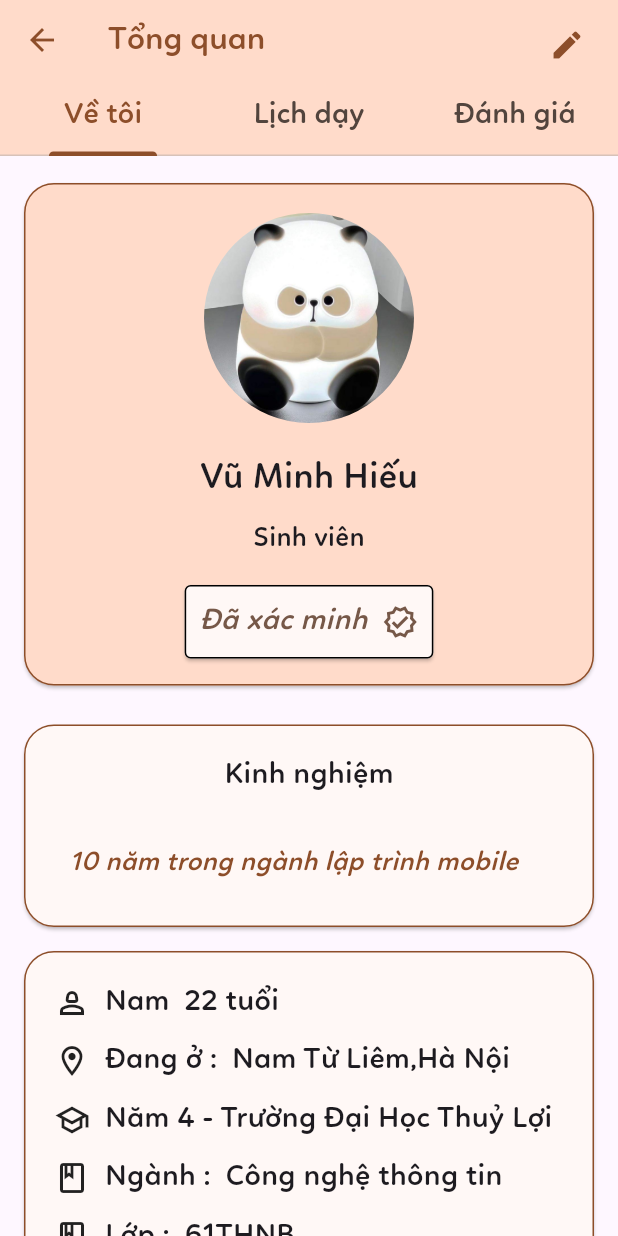
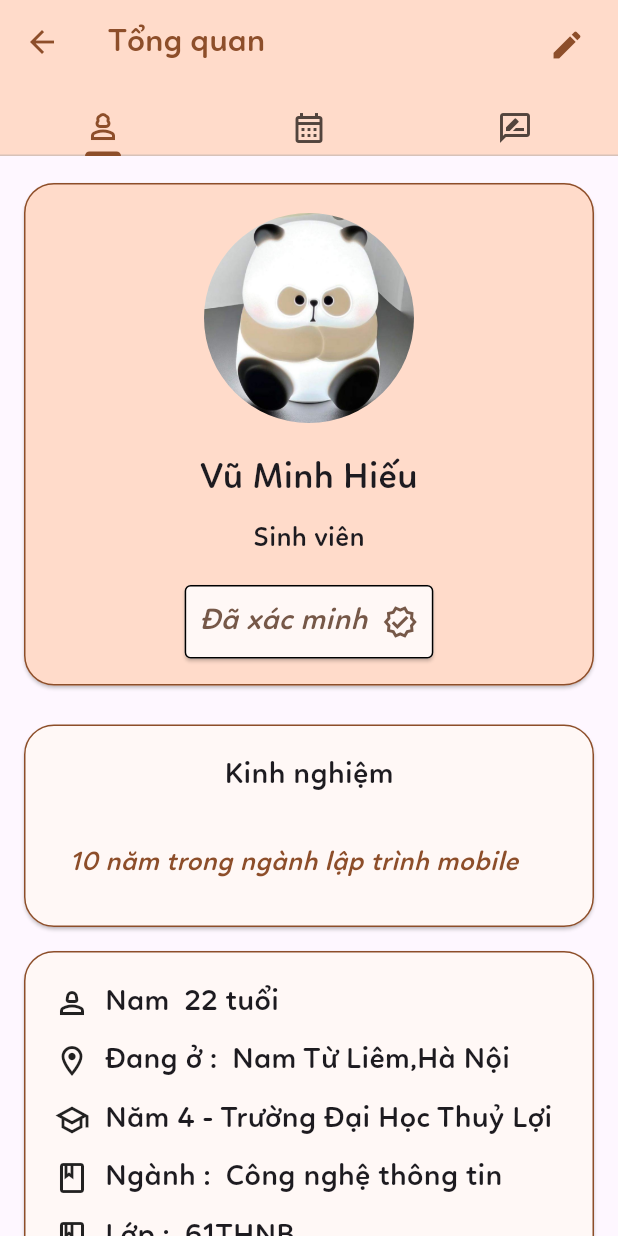
Before and after one commit to ZecManh/Student_Learn, a Flutter app: the TutorInfo screen opened directly, on a phone screen of 412 x 824 dp. Run offline on Flutter 3.47's test engine with Material 3 defaults, Android fonts, the phone set to English and light mode, and no system bars; our stand-ins replace cloud_firestore, email_validator, firebase_auth, firebase_core, firebase_storage, flutter_pw_validator and 4 more; missing offline and left inert: firebase_app_check, qr_code_scanner; accounts and stored records are empty; network calls fail.

Commit message:
fix ui tutor info

```diff
--- a/lib/screen/tutor/tutor_info.dart
+++ b/lib/screen/tutor/tutor_info.dart
@@ -39,15 +39,9 @@ class _TutorInfoState extends State<TutorInfo> with TickerProviderStateMixin {
         bottom: TabBar(
           controller: _tabController,
           tabs: [
-            Padding(
-                padding: EdgeInsets.all(10),
-                child: Text('Về tôi', style: TextStyle(fontSize: 20))),
-            Padding(
-                padding: EdgeInsets.all(10),
-                child: Text('Lịch dạy', style: TextStyle(fontSize: 20))),
-            Padding(
-                padding: EdgeInsets.all(10),
-                child: Text('Đánh giá', style: TextStyle(fontSize: 20))),
+            Padding(padding: EdgeInsets.only(bottom: 5),child: Icon(Icons.person_3_outlined)),
+            Padding(padding:EdgeInsets.only(bottom: 5) ,child: Icon(Icons.calendar_month_outlined)),
+            Padding(padding: EdgeInsets.only(bottom: 5),child: Icon(Icons.rate_review_outlined),)
           ],
         ),
       ),
@@ -82,10 +76,13 @@ class _TutorInfoState extends State<TutorInfo> with TickerProviderStateMixin {
                                   ),
                                 ]),
                           ),
-                          Center(
+                          Padding(padding: EdgeInsets.only(right: 20,left: 20),
+                            child: Center(
                               child: Text(
                                 'Vũ Minh Hiếu',
+                                textAlign: TextAlign.center,
                                 style: TextStyle(fontSize: 24),
+                              ),
                             ),
                           ),
                           SizedBox(
@@ -283,9 +280,11 @@ class _TutorInfoState extends State<TutorInfo> with TickerProviderStateMixin {
                               SizedBox(
                                 width: 10,
                               ),
-                              Text(
+                              Expanded(
+                                child: Text(
                                   'Công nghệ thông tin',
                                   style: TextStyle(fontSize: 20),
+                                ),
                               ),
                             ],
                           ),
@@ -309,9 +308,11 @@ class _TutorInfoState extends State<TutorInfo> with TickerProviderStateMixin {
                               SizedBox(
                                 width: 10,
                               ),
-                              Text(
+                              Expanded(
+                                child: Text(
                                   '61THNB',
                                   style: TextStyle(fontSize: 20),
+                                ),
                               ),
                             ],
                           ),
```
Also changed, not shown: pubspec.lock. Lines whose indentation alone changed are shown as unchanged.
